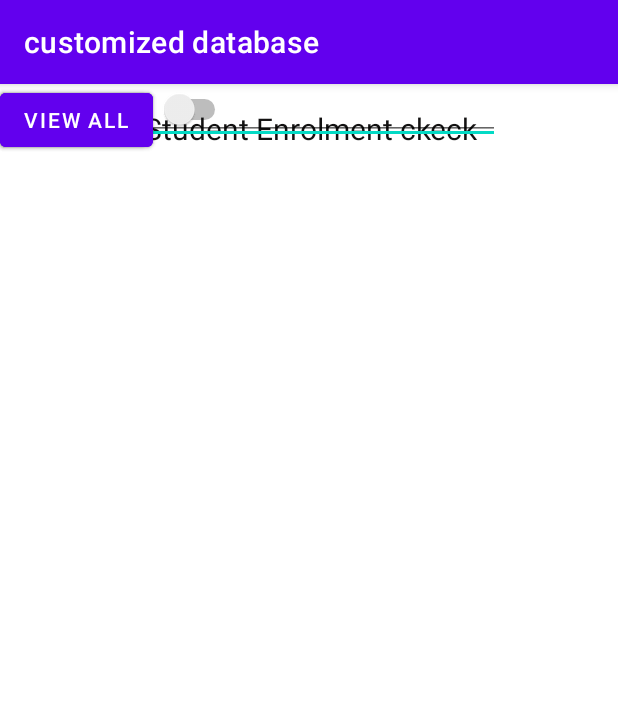
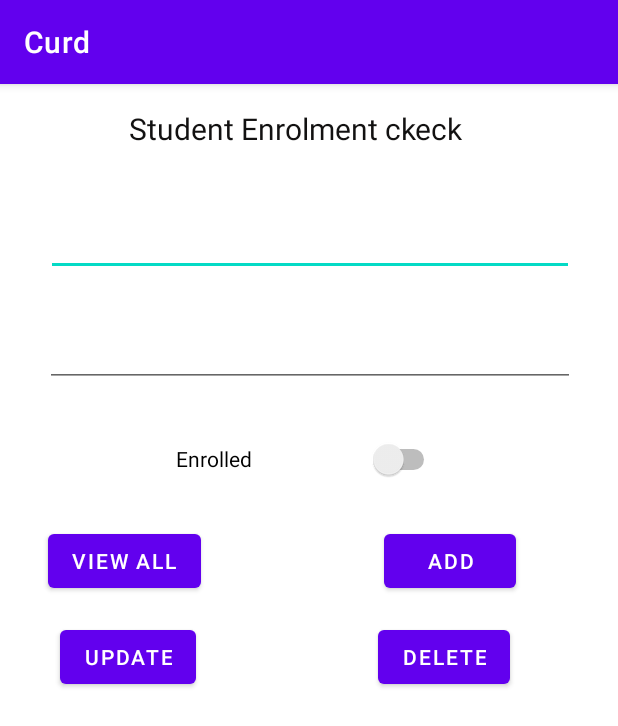
Before and after one commit to bsef19a522/Customized-Database, an Android app: the screen it shows after launch (MainActivity), after a tap on "VIEW ALL", on a phone screen of 412 x 824 dp. Shown: the top 726 px of the screen. Run offline under Robolectric (Android 15) with nearby library versions, the phone set to English and light mode, and no system bars.

Commit message:
Update and Delete

```diff
--- /dev/null
+++ b/app/src/main/java/com/example/curd/DBHelper.java
@@ -0,0 +1,91 @@
+package com.example.curd;
+
+import static android.app.DownloadManager.COLUMN_ID;
+
+import android.content.ContentValues;
+import android.content.Context;
+import android.database.Cursor;
+import android.database.sqlite.SQLiteDatabase;
+import android.database.sqlite.SQLiteOpenHelper;
+
+import androidx.annotation.Nullable;
+
+import java.util.ArrayList;
+
+public class DBHelper extends SQLiteOpenHelper {
+    public static final String STUDENT_ID = "StudentID";
+    public static final String STUDENT_NAME = "StudentName";
+    public static final String STUDENT_ROLL = "StudentRollNumber";
+    public static final String STUDENT_ENROLL = "IsEnrolled";
+    public static final String STUDENT_TABLE = "StudentTable";
+
+
+    public DBHelper(@Nullable Context context) {
+        super(context, "MyDB.db", null, 1);
+    }
+
+    @Override
+    public void onCreate(SQLiteDatabase db) {
+        //String createTableSTatementOne = "CREATE TABLE CustTable(CustomerID Integer PRIMARY KEY AUTOINCREMENT, " + CUSTOMER_NAME_FIRST + " Text, CustomerAge Int, ActiveCustomer BOOL) ";
+        String createTableSTatement = "CREATE TABLE " + STUDENT_TABLE + "(" +
+                STUDENT_ID + " Integer PRIMARY KEY AUTOINCREMENT, " + STUDENT_NAME + " Text, "
+                + STUDENT_ROLL + " Int, " + STUDENT_ENROLL + " BOOL) ";
+        db.execSQL(createTableSTatement);
+    }
+
+
+    @Override
+    public void onUpgrade(SQLiteDatabase db, int oldVersion, int newVersion) {
+        db.execSQL("DROP TABLE IF EXISTS " + STUDENT_TABLE);
+        onCreate(db);
+    }
+
+    public void addStudent(StudentModel STUDENTModel) {
+        SQLiteDatabase db = this.getWritableDatabase();
+        //Hash map, as we did in bundles
+        ContentValues cv = new ContentValues();
+
+        cv.put(STUDENT_NAME, STUDENTModel.getName());
+        cv.put(STUDENT_ROLL, STUDENTModel.getRollNmber());
+        cv.put(STUDENT_ENROLL, STUDENTModel.isEnroll());
+        db.insert(STUDENT_TABLE, null, cv);
+        db.close();
+    }
+
+    public ArrayList<StudentModel> getAllStudents() {
+
+        SQLiteDatabase db = this.getReadableDatabase();
+
+        Cursor cursorCourses = db.rawQuery("SELECT * FROM " + STUDENT_TABLE, null);
+
+        ArrayList<StudentModel> studentArrayList = new ArrayList<>();
+
+        // moving our cursor to first position.
+        if (cursorCourses.moveToFirst()) {
+            do {
+
+                studentArrayList.add(new StudentModel(cursorCourses.getString(1),
+                        cursorCourses.getInt(2),
+                        cursorCourses.getInt(3) == 1 ? true : false));
+            } while (cursorCourses.moveToNext());
+
+        }
+
+        cursorCourses.close();
+        return studentArrayList;
+    }
+
+    boolean update(int roll, String name) {
+        SQLiteDatabase db = this.getWritableDatabase();
+        ContentValues cv = new ContentValues();
+        cv.put(STUDENT_NAME, name);
+        cv.put(STUDENT_ROLL, roll);
+        return db.update(STUDENT_TABLE, cv, STUDENT_ROLL + "=" + roll, null) > 0;
+    }
+
+    boolean delete(int roll) {
+        SQLiteDatabase db = this.getWritableDatabase();
+        return db.delete(STUDENT_TABLE, STUDENT_ROLL + "="+ roll,null)>0;
+    }
+
+}
--- /dev/null
+++ b/app/src/main/java/com/example/curd/MainActivity.java
@@ -0,0 +1,118 @@
+package com.example.curd;
+
+import androidx.appcompat.app.AppCompatActivity;
+
+import android.os.Bundle;
+import android.view.View;
+import android.widget.ArrayAdapter;
+import android.widget.Button;
+import android.widget.EditText;
+import android.widget.ListView;
+import android.widget.Switch;
+import android.widget.TextView;
+import android.widget.Toast;
+
+import java.util.List;
+
+public class MainActivity extends AppCompatActivity {
+
+    Button buttonAdd, buttonViewAll, buttonDelete, buttonUpdate;
+    EditText editName, editRollNumber;
+    Switch switchIsActive;
+    ListView listViewStudent;
+    TextView searches;
+
+    @Override
+    protected void onCreate(Bundle savedInstanceState) {
+        super.onCreate(savedInstanceState);
+        setContentView(R.layout.activity_main);
+
+        buttonAdd = findViewById(R.id.buttonadd);
+        buttonViewAll = findViewById(R.id.buttonview);
+        buttonDelete = findViewById(R.id.buttondelete);
+        buttonUpdate = findViewById(R.id.buttonupdate);
+        editName = findViewById(R.id.editname);
+        editRollNumber = findViewById(R.id.editrollno);
+        switchIsActive = findViewById(R.id.switch1);
+        listViewStudent = findViewById(R.id.listview);
+        searches = findViewById(R.id.searches);
+
+        buttonAdd.setOnClickListener(new View.OnClickListener() {
+            StudentModel studentModel;
+
+            @Override
+            public void onClick(View v) {
+                try {
+                    studentModel = new StudentModel(editName.getText().toString(), Integer.parseInt(editRollNumber.getText().toString()), switchIsActive.isChecked());
+                    //Toast.makeText(MainActivity.this, studentModel.toString(), Toast.LENGTH_SHORT).show();
+                }
+                catch (Exception e){
+                    Toast.makeText(MainActivity.this, "Error", Toast.LENGTH_SHORT).show();
+                }
+                DBHelper dbHelper  = new DBHelper(MainActivity.this);
+                dbHelper.addStudent(studentModel);
+            }
+        });
+
+        buttonViewAll.setOnClickListener(new View.OnClickListener() {
+            @Override
+            public void onClick(View v) {
+                DBHelper dbHelper = new DBHelper(MainActivity.this);
+                List<StudentModel> list = dbHelper.getAllStudents();
+                ArrayAdapter arrayAdapter;
+                arrayAdapter = new ArrayAdapter<StudentModel>
+                        (MainActivity.this, android.R.layout.simple_list_item_1,list);
+                listViewStudent.setAdapter(arrayAdapter);
+
+            }
+        });
+
+        buttonDelete.setOnClickListener(new View.OnClickListener() {
+            StudentModel studentModel;
+
+            @Override
+            public void onClick(View v) {
+                if (!editRollNumber.getText().toString().isEmpty()) {
+                    DBHelper db = new DBHelper(MainActivity.this);
+                    boolean search = db.delete(Integer.parseInt(editRollNumber.getText().toString()));
+
+                    if(search){
+                        editName.setText("");
+                        editRollNumber.setText("");
+                        searches.setText("Deleted");
+                    }
+                    else{
+                        searches.setText("No record found");
+                    }
+                }
+                else{
+                    searches.setText("Please enter correct Rollno");
+                }
+            }
+        });
+
+        buttonUpdate.setOnClickListener(new View.OnClickListener() {
+            StudentModel studentModel;
+
+            @Override
+            public void onClick(View v) {
+                if (!editName.getText().toString().isEmpty() && !editRollNumber.getText().toString().isEmpty()) {
+                    DBHelper db = new DBHelper(MainActivity.this);
+                    boolean search = db.update(Integer.parseInt(editRollNumber.getText().toString()),editName.getText().toString());
+
+                    if(search){
+                        editName.setText("");
+                        editRollNumber.setText("");
+                        searches.setText("Updated");
+                    }
+                    else{
+                        searches.setText("No record found");
+                    }
+                }
+                else{
+                    searches.setText("Please enter Name and Rollno");
+                }
+            }
+        });
+    }
+}
--- a/app/src/main/res/layout/activity_main.xml
+++ b/app/src/main/res/layout/activity_main.xml
@@ -2,94 +2,108 @@
 <androidx.constraintlayout.widget.ConstraintLayout xmlns:android="http://schemas.android.com/apk/res/android"
     xmlns:app="http://schemas.android.com/apk/res-auto"
     xmlns:tools="http://schemas.android.com/tools"
+    android:id="@+id/editTextTask"
     android:layout_width="match_parent"
     android:layout_height="match_parent"
     tools:context=".MainActivity">
 
     <ListView
-        android:id="@+id/listViewStudent"
-        android:layout_width="377dp"
-        android:layout_height="302dp"
-        android:layout_marginStart="1dp"
-        android:layout_marginTop="1dp"
-        android:layout_marginEnd="1dp"
-        android:layout_marginBottom="16dp"
-        app:layout_constraintBottom_toBottomOf="parent"
+        android:id="@+id/listview"
+        android:layout_width="wrap_content"
+        android:layout_height="wrap_content"
+        android:layout_marginTop="416dp"
         app:layout_constraintEnd_toEndOf="parent"
-        app:layout_constraintHorizontal_bias="0.486"
+        app:layout_constraintHorizontal_bias="0.0"
         app:layout_constraintStart_toStartOf="parent"
-        app:layout_constraintTop_toBottomOf="@+id/searches"
-        app:layout_constraintVertical_bias="0.954" />
+        app:layout_constraintTop_toTopOf="parent"
+        tools:ignore="MissingConstraints" />
 
     <TextView
         android:id="@+id/searches"
         android:layout_width="240dp"
-        android:layout_height="45dp"
-        android:layout_marginStart="96dp"
+        android:layout_height="0dp"
         android:layout_marginTop="16dp"
         android:text="Student Enrolment ckeck"
         android:textColor="#121111"
         android:textSize="20sp"
+        app:layout_constraintEnd_toEndOf="parent"
         app:layout_constraintStart_toStartOf="parent"
         app:layout_constraintTop_toTopOf="parent" />
 
+    <Button
+        android:id="@+id/buttonview"
+        android:layout_width="wrap_content"
+        android:layout_height="wrap_content"
+        android:layout_marginStart="32dp"
+        android:layout_marginTop="92dp"
+        android:text="View all"
+        app:layout_constraintStart_toStartOf="parent"
+        app:layout_constraintTop_toBottomOf="@+id/editrollno" />
+
     <EditText
-        android:id="@+id/editTextName"
-        android:layout_width="333dp"
-        android:layout_height="40dp"
+        android:id="@+id/editname"
+        android:layout_width="352dp"
+        android:layout_height="60dp"
+        android:layout_marginTop="68dp"
         android:ems="10"
         android:inputType="textPersonName"
-        android:text="Name"
-        tools:layout_editor_absoluteX="34dp"
-        tools:layout_editor_absoluteY="78dp" />
+        android:minHeight="48dp"
+        app:layout_constraintEnd_toEndOf="parent"
+        app:layout_constraintHorizontal_bias="0.508"
+        app:layout_constraintStart_toStartOf="parent"
+        app:layout_constraintTop_toTopOf="parent"
+        tools:ignore="SpeakableTextPresentCheck,SpeakableTextPresentCheck" />
 
     <EditText
-        android:id="@+id/editTextRollNumber"
-        android:layout_width="333dp"
-        android:layout_height="37dp"
+        android:id="@+id/editrollno"
+        android:layout_width="353dp"
+        android:layout_height="66dp"
+        android:layout_marginTop="8dp"
         android:ems="10"
         android:inputType="textPersonName"
-        android:text="Rollno"
-        tools:layout_editor_absoluteX="35dp"
-        tools:layout_editor_absoluteY="127dp" />
+        app:layout_constraintEnd_toEndOf="parent"
+        app:layout_constraintHorizontal_bias="0.517"
+        app:layout_constraintStart_toStartOf="parent"
+        app:layout_constraintTop_toBottomOf="@+id/editname" />
 
     <Button
-        android:id="@+id/buttonAdd"
-        android:layout_width="102dp"
-        android:layout_height="46dp"
-        android:text="Enroll"
-        tools:layout_editor_absoluteX="35dp"
-        tools:layout_editor_absoluteY="248dp" />
+        android:id="@+id/buttonadd"
+        android:layout_width="wrap_content"
+        android:layout_height="wrap_content"
+        android:layout_marginEnd="68dp"
+        android:text="Add"
+        app:layout_constraintEnd_toEndOf="parent"
+        app:layout_constraintTop_toTopOf="@+id/buttonview" />
 
     <Button
         android:id="@+id/buttonupdate"
-        android:layout_width="102dp"
-        android:layout_height="48dp"
+        android:layout_width="wrap_content"
+        android:layout_height="wrap_content"
+        android:layout_marginStart="40dp"
+        android:layout_marginTop="16dp"
         android:text="Update"
-        tools:layout_editor_absoluteX="277dp"
-        tools:layout_editor_absoluteY="248dp" />
+        app:layout_constraintStart_toStartOf="parent"
+        app:layout_constraintTop_toBottomOf="@+id/buttonview" />
 
     <Button
         android:id="@+id/buttondelete"
-        android:layout_width="98dp"
-        android:layout_height="48dp"
-        android:text="Delete"
-        tools:layout_editor_absoluteX="35dp"
-        tools:layout_editor_absoluteY="323dp" />
-
-    <Button
-        android:id="@+id/buttonViewAll"
         android:layout_width="wrap_content"
         android:layout_height="wrap_content"
-        android:text="View all"
-        tools:layout_editor_absoluteX="275dp"
-        tools:layout_editor_absoluteY="323dp" />
+        android:layout_marginTop="16dp"
+        android:layout_marginEnd="72dp"
+        android:text="Delete"
+        app:layout_constraintEnd_toEndOf="parent"
+        app:layout_constraintTop_toBottomOf="@+id/buttonadd" />
 
     <Switch
-        android:id="@+id/switchStudent"
-        android:layout_width="154dp"
-        android:layout_height="33dp"
+        android:id="@+id/switch1"
+        android:layout_width="176dp"
+        android:layout_height="48dp"
+        android:layout_marginTop="24dp"
         android:text="Enrolled"
-        tools:layout_editor_absoluteX="136dp"
-        tools:layout_editor_absoluteY="194dp" />
+        app:layout_constraintEnd_toEndOf="parent"
+        app:layout_constraintHorizontal_bias="0.497"
+        app:layout_constraintStart_toStartOf="parent"
+        app:layout_constraintTop_toBottomOf="@+id/editrollno" />
+
 </androidx.constraintlayout.widget.ConstraintLayout>
--- a/app/src/main/res/values-night/themes.xml
+++ b/app/src/main/res/values-night/themes.xml
@@ -1,6 +1,6 @@
 <resources xmlns:tools="http://schemas.android.com/tools">
     <!-- Base application theme. -->
-    <style name="Theme.CustomizedDatabase" parent="Theme.MaterialComponents.DayNight.DarkActionBar">
+    <style name="Theme.Curd" parent="Theme.MaterialComponents.DayNight.DarkActionBar">
         <!-- Primary brand color. -->
         <item name="colorPrimary">@color/purple_200</item>
         <item name="colorPrimaryVariant">@color/purple_700</item>
--- a/app/src/main/res/values/strings.xml
+++ b/app/src/main/res/values/strings.xml
@@ -1,3 +1,3 @@
 <resources>
-    <string name="app_name">customized database</string>
+    <string name="app_name">Curd</string>
 </resources>
--- a/app/src/main/res/values/themes.xml
+++ b/app/src/main/res/values/themes.xml
@@ -1,6 +1,6 @@
 <resources xmlns:tools="http://schemas.android.com/tools">
     <!-- Base application theme. -->
-    <style name="Theme.CustomizedDatabase" parent="Theme.MaterialComponents.DayNight.DarkActionBar">
+    <style name="Theme.Curd" parent="Theme.MaterialComponents.DayNight.DarkActionBar">
         <!-- Primary brand color. -->
         <item name="colorPrimary">@color/purple_500</item>
         <item name="colorPrimaryVariant">@color/purple_700</item>
--- a/gradle.properties
+++ b/gradle.properties
@@ -15,5 +15,7 @@ org.gradle.jvmargs=-Xmx2048m -Dfile.encoding=UTF-8
 # Android operating system, and which are packaged with your app"s APK
 # https://developer.android.com/topic/libraries/support-library/androidx-rn
 android.useAndroidX=true
-# Automatically convert third-party libraries to use AndroidX
-android.enableJetifier=true
+# Enables namespacing of each library's R class so that its R class includes only the
+# resources declared in the library itself and none from the library's dependencies,
+# thereby reducing the size of the R class for that library
+android.nonTransitiveRClass=true
```
Also changed, not shown: app/build.gradle (+5 -5 lines), app/src/main/AndroidManifest.xml (+6 -2 lines), app/src/main/java/com/example/curd/StudentModel.java (added, +46 -0 lines), app/src/main/res/xml/backup_rules.xml (added, +13 -0 lines), app/src/main/res/xml/data_extraction_rules.xml (added, +19 -0 lines), build.gradle (+3 -11 lines), settings.gradle (+8 -2 lines), gradle/wrapper/gradle-wrapper.properties, 2 other files.
